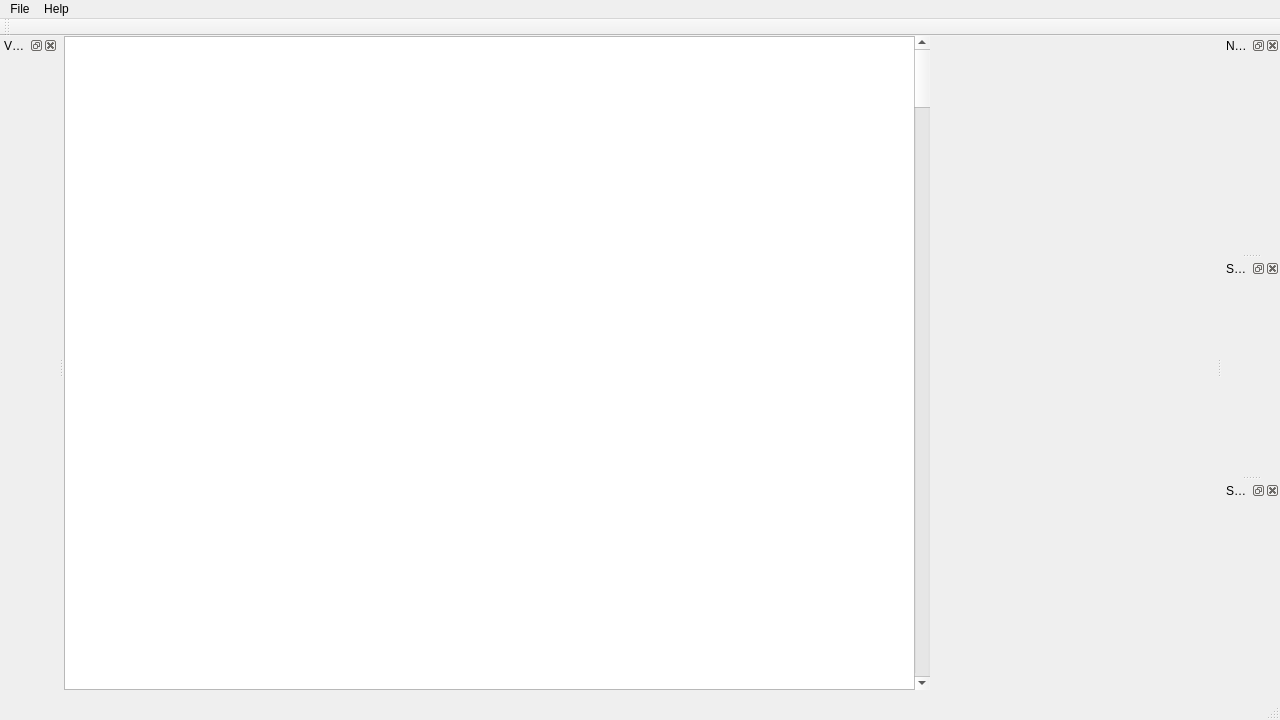
This is internal/gui/mainwindow.ui in MatusOllah/gcharted as Qt 5 draws it before an edit. The edited form follows.
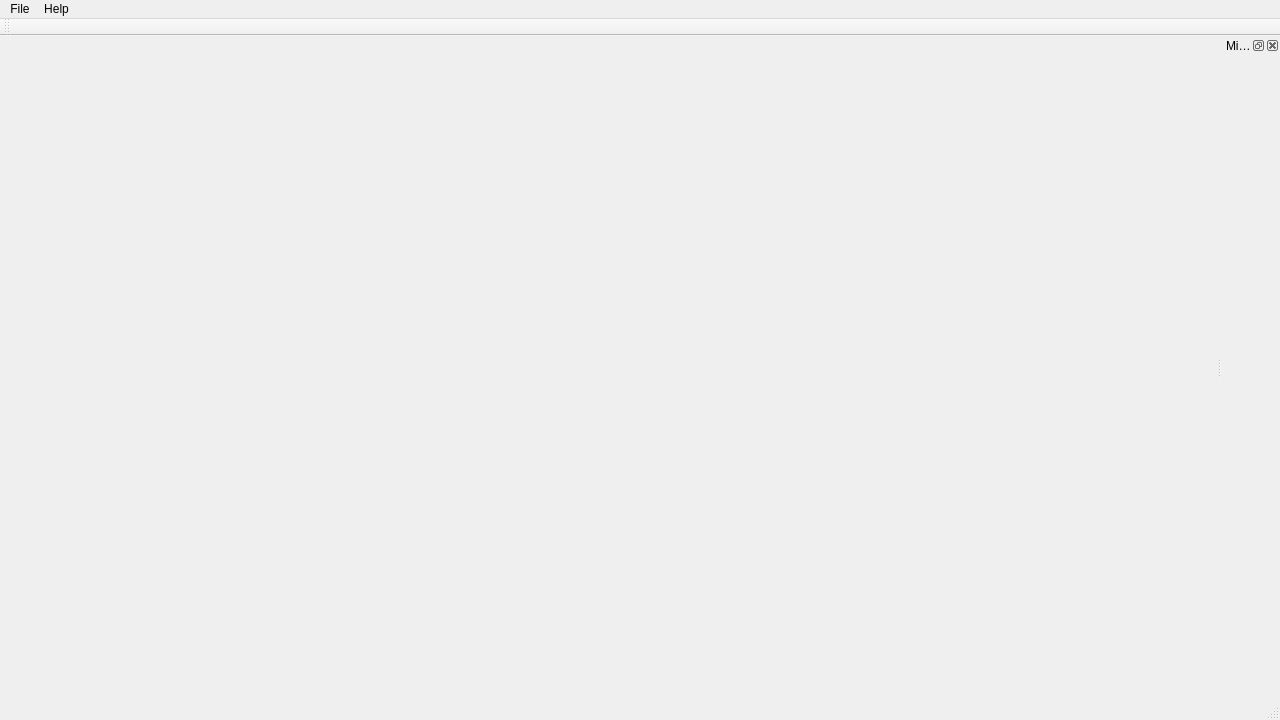
This is the edited form. Icons and pictures are not drawn.

What changed in the file:
```diff
--- a/internal/gui/mainwindow.ui
+++ b/internal/gui/mainwindow.ui
@@ -17,31 +17,7 @@
    <iconset resource="../../assets/assets.qrc">
     <normaloff>:/icons/gcharted.png</normaloff>:/icons/gcharted.png</iconset>
   </property>
-  <widget class="QWidget" name="centralwidget">
-   <widget class="QGraphicsView" name="chartGraphicsView">
-    <property name="geometry">
-     <rect>
-      <x>0</x>
-      <y>0</y>
-      <width>854</width>
-      <height>654</height>
-     </rect>
-    </property>
-   </widget>
-   <widget class="QScrollBar" name="chartScrollBar">
-    <property name="geometry">
-     <rect>
-      <x>850</x>
-      <y>0</y>
-      <width>16</width>
-      <height>654</height>
-     </rect>
-    </property>
-    <property name="orientation">
-     <enum>Qt::Orientation::Vertical</enum>
-    </property>
-   </widget>
-  </widget>
+  <widget class="QWidget" name="centralwidget"/>
   <widget class="QMenuBar" name="menubar">
    <property name="geometry">
     <rect>
@@ -81,39 +57,12 @@
   <widget class="QStatusBar" name="statusbar"/>
   <widget class="QDockWidget" name="vuMeterDockWidget">
    <property name="windowTitle">
-    <string>VUMeter</string>
+    <string>Mixer</string>
    </property>
    <attribute name="dockWidgetArea">
-    <number>1</number>
-   </attribute>
-   <widget class="QWidget" name="vuMeterDockWidgetContents"/>
-  </widget>
-  <widget class="QDockWidget" name="noteDockWidget">
-   <property name="windowTitle">
-    <string>Note</string>
-   </property>
-   <attribute name="dockWidgetArea">
     <number>2</number>
    </attribute>
-   <widget class="QWidget" name="noteDockWidgetContents"/>
-  </widget>
-  <widget class="QDockWidget" name="sectionDockWidget">
-   <property name="windowTitle">
-    <string>Section</string>
-   </property>
-   <attribute name="dockWidgetArea">
-    <number>2</number>
-   </attribute>
-   <widget class="QWidget" name="sectionDockWidgetContents"/>
-  </widget>
-  <widget class="QDockWidget" name="songDockWidget">
-   <property name="windowTitle">
-    <string>Song</string>
-   </property>
-   <attribute name="dockWidgetArea">
-    <number>2</number>
-   </attribute>
-   <widget class="QWidget" name="songDockWidgetContents"/>
+   <widget class="QWidget" name="mixerDockWidgetContents"/>
   </widget>
   <action name="actionAbout">
    <property name="text">
```
Left out of the diff: 2 changed lines with no effect on the pictures.
